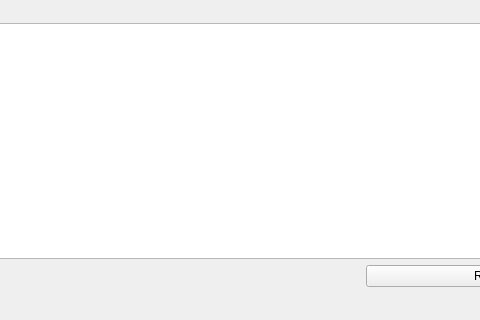
The window that gui/mainwindow.ui (catacs/ShapeKnots-GUI) describes before a commit, drawn with Qt 5; both pictures show x 134 to 614 and y 400 to 720 of the 749 by 720 pixel window.
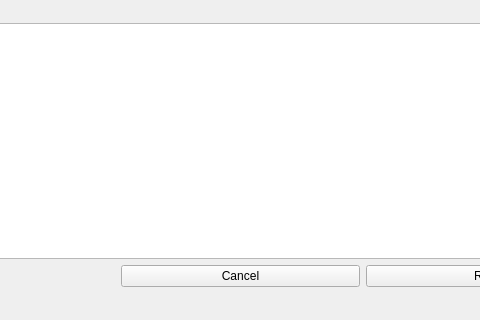
The same window after the commit.

Commit message: Adding support to cancel execution

What changed in the file:
```diff
--- a/gui/mainwindow.ui
+++ b/gui/mainwindow.ui
@@ -480,6 +480,13 @@
       </property>
      </widget>
     </item>
+    <item row="5" column="1">
+     <widget class="QPushButton" name="m_cancelButton">
+      <property name="text">
+       <string>Cancel</string>
+      </property>
+     </widget>
+    </item>
    </layout>
   </widget>
   <widget class="QMenuBar" name="m_menuBar">
```
Left out of the diff: 4 changed lines with no effect on the pictures. The commit also changes 7 other files.
